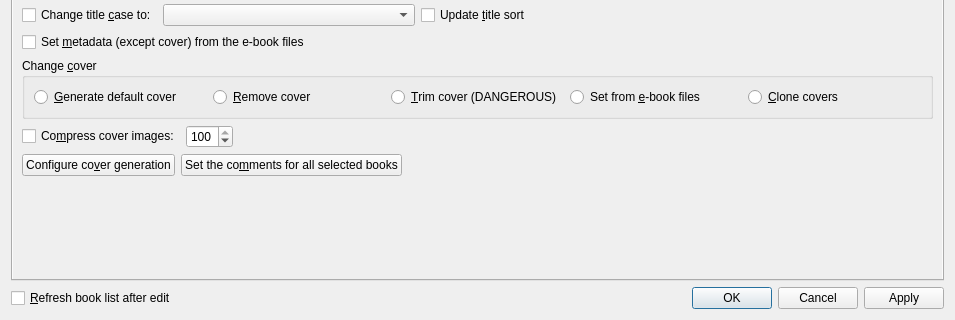
Before: the Qt Designer form src/calibre/gui2/dialogs/metadata_bulk.ui in kovidgoyal/calibre, drawn with Qt 5; both pictures show x 0 to 955 and y 420 to 740 of the 955 by 740 pixel window.
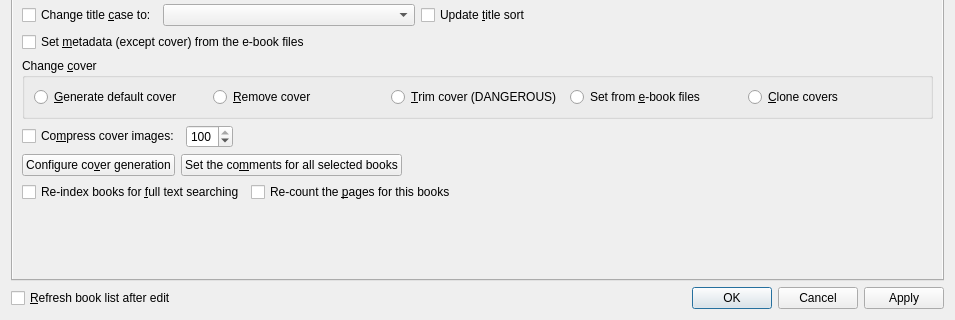
After: the same form once the commit is applied. Icons and pictures are not drawn. Custom widgets are drawn as their Qt base class.

Commit message: Bulk Metadata: add actions for reindex_fmt and recount_pages

```diff
--- a/src/calibre/gui2/dialogs/metadata_bulk.ui
+++ b/src/calibre/gui2/dialogs/metadata_bulk.ui
@@ -731,6 +731,37 @@
           </item>
          </layout>
         </item>
+        <item>
+         <layout class="QHBoxLayout" name="horizontalLayout_13">
+          <item>
+           <widget class="QCheckBox" name="reindex_fmt">
+            <property name="text">
+             <string>Re-index books for &amp;full text searching</string>
+            </property>
+           </widget>
+          </item>
+          <item>
+           <widget class="QCheckBox" name="recount_pages">
+            <property name="text">
+             <string>Re-count the &amp;pages for this books</string>
+            </property>
+           </widget>
+          </item>
+          <item>
+           <spacer name="horizontalSpacer_11">
+            <property name="orientation">
+             <enum>Qt::Horizontal</enum>
+            </property>
+            <property name="sizeHint" stdset="0">
+             <size>
+              <width>40</width>
+              <height>20</height>
+             </size>
+            </property>
+           </spacer>
+          </item>
+         </layout>
+        </item>
         <item>
          <spacer name="verticalSpacer_2">
           <property name="orientation">
```
The commit also changes 1 other file.
